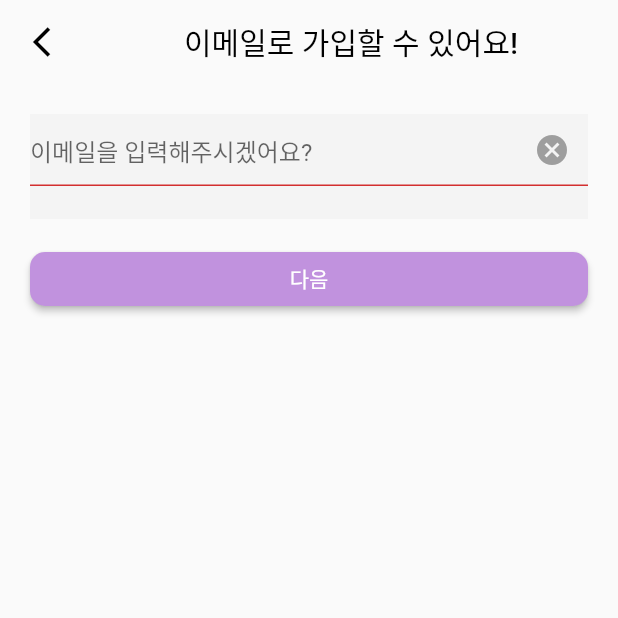
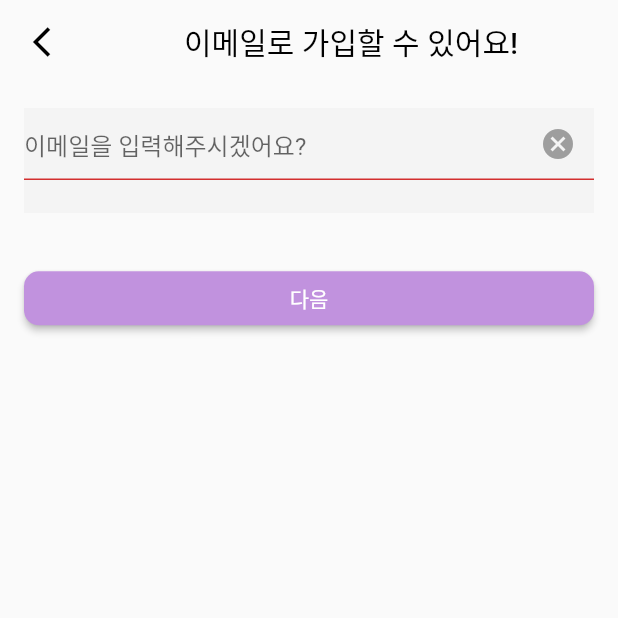
Before and after one commit to dev-hjkim/toy_app, a Flutter app: the JoinEmail2 screen opened directly, on a phone screen of 412 x 824 dp, the top half of it. Run offline on Flutter 3.47's test engine with Material 2 defaults, Android fonts, the light colour scheme and no system bars.

Commit message:
modify padding and initialize variable

```diff
--- a/celebrity/lib/join/join_email2.dart
+++ b/celebrity/lib/join/join_email2.dart
@@ -28,6 +28,7 @@ class _JoinEmail2State extends State<JoinEmail2> {
     httpUtil = HttpUtil();
     data = {};
     showCode = false;
+    btnActive = false;
 
     focusNode = new FocusNode();
     focusNode.addListener(() {
@@ -73,7 +74,7 @@ class _JoinEmail2State extends State<JoinEmail2> {
                       child: Center(
                           child: Column(children: [
                             Padding(
-                                padding: EdgeInsets.all(20),
+                                padding: EdgeInsets.all(16),
                                 child: Container(
                                     child: Column(children: [
                                       Container(
@@ -97,6 +98,7 @@ class _JoinEmail2State extends State<JoinEmail2> {
                                             ),
                                           ])
                                       ),
+                                      Padding(padding: EdgeInsets.all(8.44)),
                                       Align(
                                         alignment: Alignment.centerLeft,
                                         child: Text(data["message"] ?? "",
```
